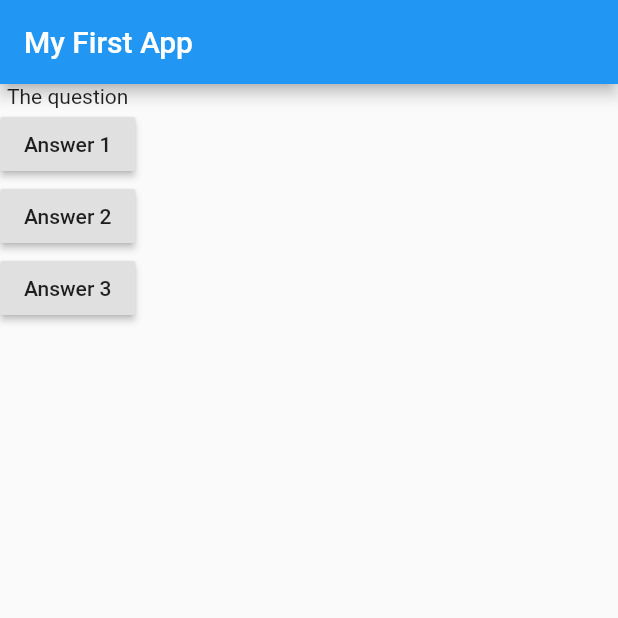
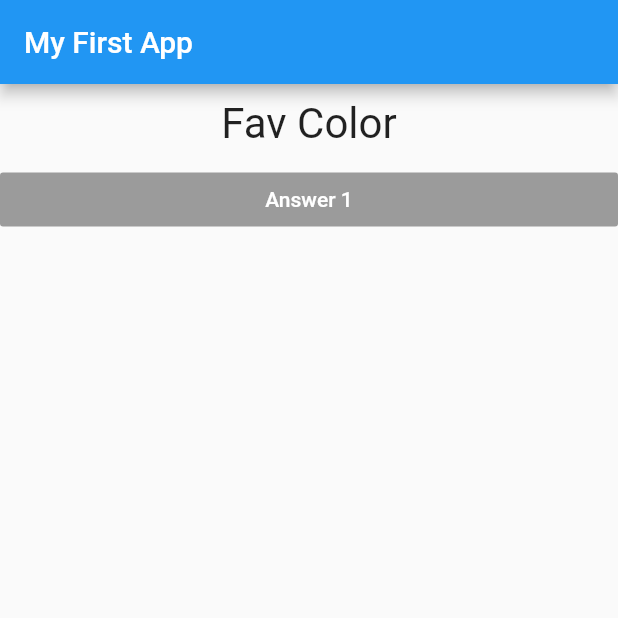
Before and after one commit to ricardoham/flutter-studies, a Flutter app: the screen it shows after launch, on a phone screen of 412 x 824 dp, the top half of it. Run offline on Flutter 3.47's test engine with Material 2 defaults, Android fonts, the phone set to English and light mode, and no system bars.

```diff
--- /dev/null
+++ b/01/flutter_01/lib/answer.dart
@@ -0,0 +1,19 @@
+import 'package:flutter/material.dart';
+
+class Answer extends StatelessWidget {
+  final Function selectHandler;
+  Answer(this.selectHandler);
+
+  @override
+  Widget build(BuildContext context) {
+    return Container(
+      width: double.infinity,
+      child: RaisedButton(
+        color: Colors.blue,
+        textColor: Colors.white,
+        child: Text('Answer 1'),
+        onPressed: null
+        ),
+    );
+  }
+}
--- a/01/flutter_01/lib/main.dart
+++ b/01/flutter_01/lib/main.dart
@@ -1,17 +1,35 @@
 import 'package:flutter/material.dart';
+
+import './question.dart';
+import './answer.dart';
 
 void main() {
   runApp(MyApp());
 }
 
-class MyApp extends StatelessWidget {
+class MyApp extends StatefulWidget {
+
+  @override
+  _MyAppState createState() => _MyAppState();
+}
+
+class _MyAppState extends State<MyApp> {
+  var questionIndex = 0;
 
   void onAnswer() {
+    setState(() {
+      questionIndex = questionIndex + 1;
+    });
     print("BUtton pressed");
   }
 
   @override
   Widget build(BuildContext context) {
+    var questions = [
+      'Fav Color',
+      'Fav name'
+    ];
+
     return MaterialApp(
         home: Scaffold(
       appBar: AppBar(
@@ -19,19 +37,8 @@ class MyApp extends StatelessWidget {
       ),
       body: Column(
         children: <Widget>[
-          Text('The question'),
-          RaisedButton(
-            child: Text('Answer 1'),
-            onPressed: onAnswer,
-          ),
-          RaisedButton(
-            child: Text('Answer 2'),
-            onPressed: onAnswer,
-          ),
-          RaisedButton(
-            child: Text('Answer 3'),
-            onPressed: onAnswer
-          )
+          Question(questions[questionIndex]),
+          Answer(onAnswer),
         ],
       ),
     ));
--- /dev/null
+++ b/01/flutter_01/lib/question.dart
@@ -0,0 +1,20 @@
+import 'package:flutter/material.dart';
+
+class Question extends StatelessWidget {
+
+  final String questionText;
+
+  Question(this.questionText);
+
+  @override
+  Widget build(BuildContext context) {
+    return Container(
+      width: double.infinity,
+      margin: EdgeInsets.all(10),
+      child:Text(questionText,
+      style: TextStyle(fontSize: 28),
+      textAlign: TextAlign.center,
+    ),
+    );
+  }
+}
```
